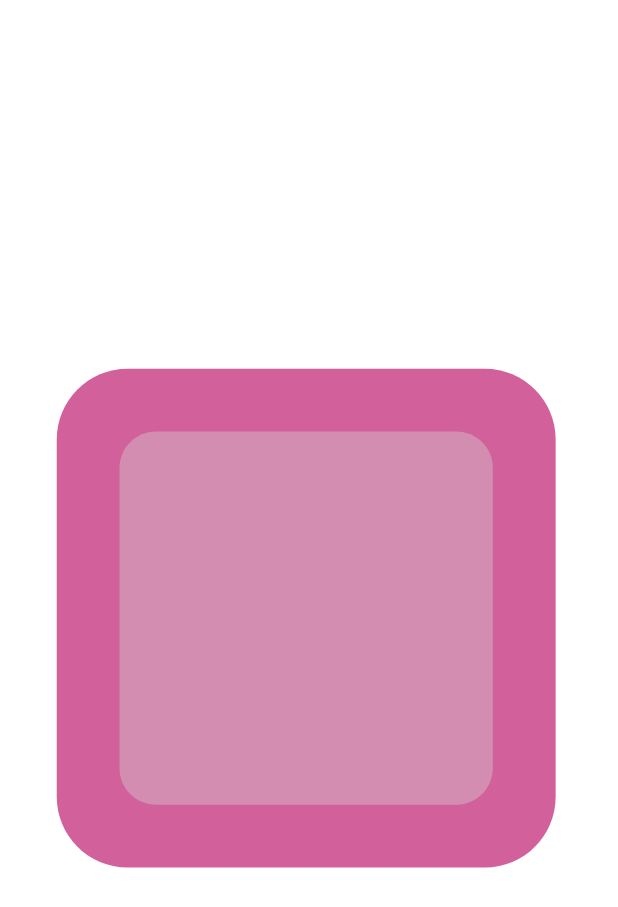
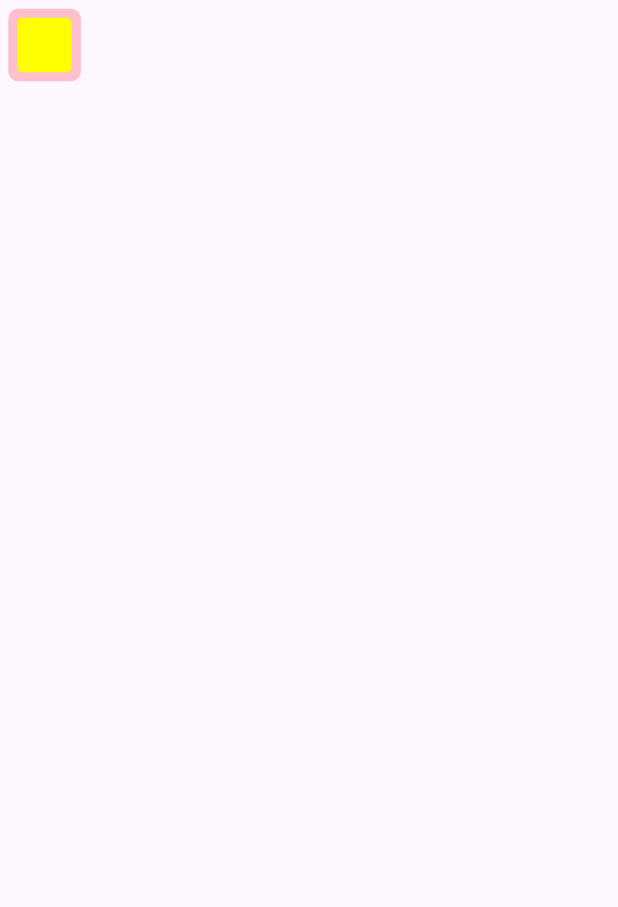
Before and after one commit to spacegiant/solo_deck, a Flutter app: the screen it shows after launch, on a phone screen of 412 x 824 dp. Shown: the top 907 px of the screen. Run offline on Flutter 3.47's test engine with Material 3 defaults, Android fonts, the phone set to English and light mode, and no system bars; our stand-ins replace flutter_svg.

Commit message:
Add SVG images that can be recoloured

```diff
--- /dev/null
+++ b/lib/dice/dice_widget.dart
@@ -0,0 +1,22 @@
+import 'dart:ui';
+
+import 'package:SoloDeck/dice/polyhedrals/inject_colours_into_SVG.dart';
+import 'package:SoloDeck/dice/polyhedrals/polyhedral_six.dart';
+import 'package:flutter_svg/flutter_svg.dart';
+
+import '../utils/convert_color_to_hex.dart';
+
+class SVGString {}
+
+SvgPicture diceWidget({
+  Color color = const Color(0xFFFFC0CB),
+  Color highlightColor = const Color(0xFFFFFF00),
+  double width = 60,
+}) {
+  return SvgPicture.string(
+    injectColoursIntoSVG(
+        p6, convertColorToHex(color), convertColorToHex(highlightColor)),
+    width: width,
+    height: width,
+  );
+}
--- a/lib/dice/polyhedrals/polyhedral_six.dart
+++ b/lib/dice/polyhedrals/polyhedral_six.dart
@@ -1,24 +1,17 @@
-import 'package:flutter_svg/flutter_svg.dart';
-
-SvgPicture polyhedralSix() {
-  String svgString = '''
+String p6 = '''
    <?xml version="1.0" encoding="UTF-8" standalone="no"?><!DOCTYPE svg PUBLIC "-//W3C//DTD SVG 1.1//EN"
         "http://www.w3.org/Graphics/SVG/1.1/DTD/svg11.dtd">
     <svg width="100%" height="100%" viewBox="0 0 11 11" version="1.1" xmlns="http://www.w3.org/2000/svg"
         xmlns:xlink="http://www.w3.org/1999/xlink" xml:space="preserve"
         xmlns:serif="http://www.serif.com/"
-        style="fill-rule:evenodd;clip-rule:evenodd;stroke-linejoin:round;stroke-miterlimit:2;"><rect id="polyhedral_six" x="0.17" y="0.222" width="10.56" height="10.56" style="fill:none;"/>
-        <g><path d="M8.63,1.062c0.696,-0 1.26,0.564 1.26,1.259l-0,6.361c-0,0.696 -0.564,1.26 -1.26,1.26l-6.36,-0c-0.696,-0 -1.26,-0.564 -1.26,-1.26l-0,-6.361c-0,-0.695 0.564,-1.259 1.26,-1.259l6.36,-0Z" style="fill:#d2609a;"/>
-            <path
-                d="M8.124,2.179c0.358,0 0.648,0.29 0.648,0.648l0,5.349c0,0.358 -0.29,0.648 -0.648,0.648l-5.349,0c-0.358,0 -0.648,-0.29 -0.648,-0.648l0,-5.349c0,-0.358 0.29,-0.648 0.648,-0.648l5.349,0Z"
-                style="fill:#d28db0;" />
+        style="fill-rule:evenodd;clip-rule:evenodd;stroke-linejoin:round;stroke-miterlimit:2;">
+        <rect id="polyhedral_six" x="0.17" y="0.222" width="10.56" height="10.56" style="fill:none;"/>
+        <g>
+          <path d="M8.63,1.062c0.696,-0 1.26,0.564 1.26,1.259l-0,6.361c-0,0.696 -0.564,1.26 -1.26,1.26l-6.36,-0c-0.696,-0 -1.26,-0.564 -1.26,-1.26l-0,-6.361c-0,-0.695 0.564,-1.259 1.26,-1.259l6.36,-0Z"
+          style="fill:#{{hexColor}};"/>
+          <path
+              d="M8.124,2.179c0.358,0 0.648,0.29 0.648,0.648l0,5.349c0,0.358 -0.29,0.648 -0.648,0.648l-5.349,0c-0.358,0 -0.648,-0.29 -0.648,-0.648l0,-5.349c0,-0.358 0.29,-0.648 0.648,-0.648l5.349,0Z"
+              style="fill:#{{highlightHexColor}};" />
         </g>
     </svg>
    ''';
-
-  return SvgPicture.string(
-    svgString,
-    width: 500,
-    height: 500,
-  );
-}
--- a/lib/main.dart
+++ b/lib/main.dart
@@ -1,7 +1,6 @@
+import 'package:SoloDeck/dice/dice_widget.dart';
+import 'package:flutter/cupertino.dart';
 import 'package:flutter/material.dart';
-import 'package:flutter_svg/svg.dart';
-
-import 'dice/polyhedrals/polyhedral_six.dart';
 
 void main() async {
   return runApp(const MyApp());
@@ -31,6 +30,13 @@ class HomeState extends State<Home> {
 
   @override
   Widget build(BuildContext context) {
-    return Container(child: polyhedralSix());
+    return CupertinoPageScaffold(
+      child: SafeArea(
+        child: SizedBox(
+          // width: 200,
+          child: diceWidget(),
+        ),
+      ),
+    );
   }
 }
--- a/pubspec.yaml
+++ b/pubspec.yaml
@@ -48,7 +48,7 @@ dev_dependencies:
   # activated in the `analysis_options.yaml` file located at the root of your
   # package. See that file for information about deactivating specific lint
   # rules and activating additional ones.
-  flutter_lints: ^3.0.0
+  flutter_lints: ^5.0.0
 
 # For information on the generic Dart part of this file, see the
 # following page: https://dart.dev/tools/pub/pubspec
```
Also changed, not shown: lib/dice/polyhedrals/inject_colours_into_SVG.dart (added, +11 -0 lines), lib/utils/convert_color_to_hex.dart (added, +9 -0 lines), pubspec.lock, 1 other file.
